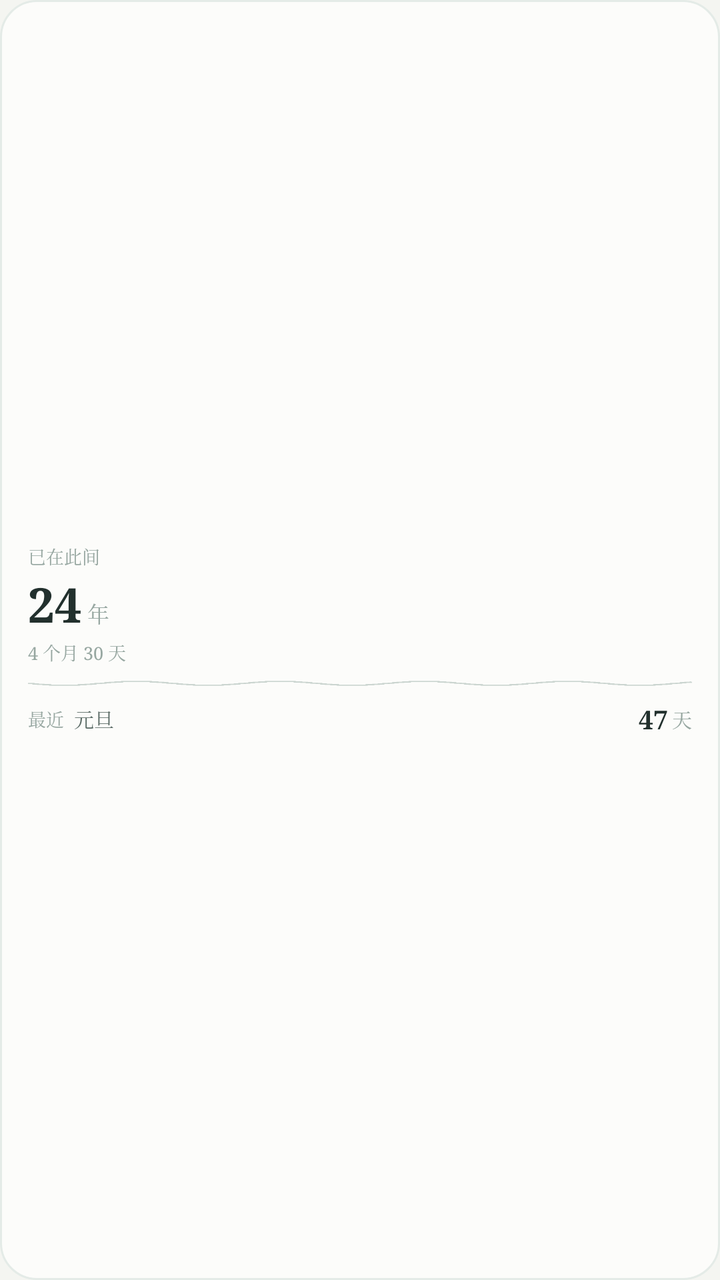
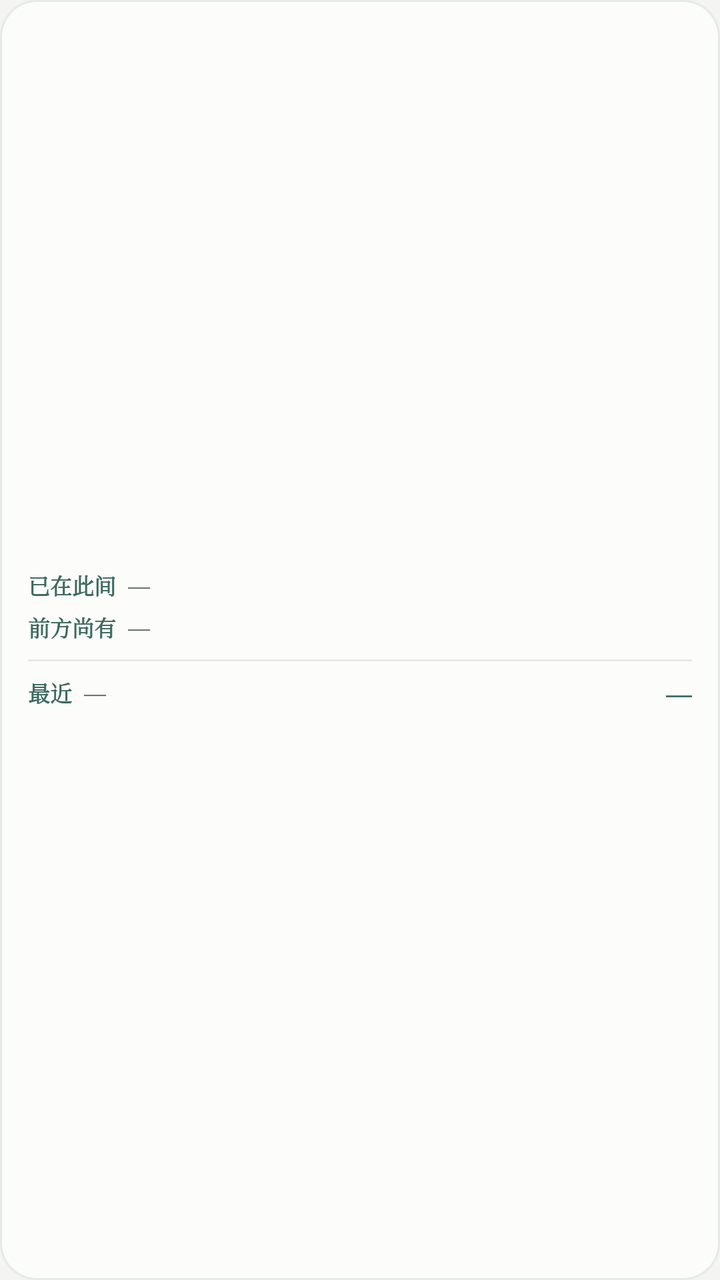

An Android layout rendered at two revisions. The XML below is the earlier revision; the diff shows what the commit changed to produce the second picture.
<!-- AndroidManifest.xml: application theme AppTheme -->
<!-- res/layout/widget_small.xml -->
<?xml version="1.0" encoding="utf-8"?>
<LinearLayout xmlns:android="http://schemas.android.com/apk/res/android"
    android:id="@+id/w_root"
    android:layout_width="match_parent"
    android:layout_height="match_parent"
    android:orientation="vertical"
    android:gravity="center_vertical"
    android:background="@drawable/widget_bg_light"
    android:paddingLeft="14dp"
    android:paddingRight="14dp"
    android:paddingTop="6dp"
    android:paddingBottom="6dp">

    
    <TextView
        android:id="@+id/w_lbl_lived"
        android:layout_width="wrap_content"
        android:layout_height="wrap_content"
        android:text="已在此间"
        android:textColor="@color/w_label_light"
        android:textSize="9sp"
        android:singleLine="true"
        android:fontFamily="serif" />

    
    <LinearLayout
        android:layout_width="wrap_content"
        android:layout_height="wrap_content"
        android:orientation="horizontal"
        android:baselineAligned="true"
        android:layout_marginTop="1dp">

        <TextView
            android:id="@+id/w_hero_num"
            android:layout_width="wrap_content"
            android:layout_height="wrap_content"
            android:text="24"
            android:textColor="@color/w_hero_light"
            android:textSize="24sp"
            android:textStyle="bold"
            android:fontFamily="serif" />

        <TextView
            android:id="@+id/w_hero_unit"
            android:layout_width="wrap_content"
            android:layout_height="wrap_content"
            android:text="年"
            android:textColor="@color/w_sub_light"
            android:textSize="11sp"
            android:layout_marginLeft="3dp"
            android:fontFamily="serif" />
    </LinearLayout>

    
    <TextView
        android:id="@+id/w_sub"
        android:layout_width="wrap_content"
        android:layout_height="wrap_content"
        android:text="4 个月 30 天"
        android:textColor="@color/w_sub_light"
        android:textSize="9sp"
        android:layout_marginTop="1dp"
        android:singleLine="true"
        android:fontFamily="serif" />

    
    <ImageView
        android:id="@+id/w_ripple"
        android:layout_width="match_parent"
        android:layout_height="8dp"
        android:layout_marginTop="5dp"
        android:layout_marginBottom="5dp"
        android:scaleType="fitXY"
        android:src="@drawable/widget_ripple" />

    <View
        android:id="@+id/w_divider"
        android:layout_width="match_parent"
        android:layout_height="1dp"
        android:layout_marginTop="5dp"
        android:layout_marginBottom="5dp"
        android:background="@color/w_line_dark"
        android:visibility="gone" />

    
    <LinearLayout
        android:layout_width="match_parent"
        android:layout_height="wrap_content"
        android:orientation="horizontal"
        android:gravity="center_vertical">

        <TextView
            android:id="@+id/w_mark_lbl"
            android:layout_width="wrap_content"
            android:layout_height="wrap_content"
            android:text="最近"
            android:textColor="@color/w_label_light"
            android:textSize="9sp"
            android:singleLine="true"
            android:fontFamily="serif" />

        <TextView
            android:id="@+id/w_mark_name"
            android:layout_width="0dp"
            android:layout_height="wrap_content"
            android:layout_weight="1"
            android:layout_marginLeft="5dp"
            android:text="元旦"
            android:textColor="@color/w_mark_light"
            android:textSize="10sp"
            android:singleLine="true"
            android:ellipsize="end"
            android:fontFamily="serif" />

        <TextView
            android:id="@+id/w_days_num"
            android:layout_width="wrap_content"
            android:layout_height="wrap_content"
            android:layout_marginLeft="6dp"
            android:text="47"
            android:textColor="@color/w_days_light"
            android:textSize="13sp"
            android:textStyle="bold"
            android:fontFamily="serif" />

        <TextView
            android:id="@+id/w_days_unit"
            android:layout_width="wrap_content"
            android:layout_height="wrap_content"
            android:layout_marginLeft="2dp"
            android:text="天"
            android:textColor="@color/w_sub_light"
            android:textSize="10sp"
            android:fontFamily="serif" />
    </LinearLayout>

    
    <TextView
        android:id="@+id/w_ahead"
        android:layout_width="wrap_content"
        android:layout_height="wrap_content"
        android:text=""
        android:visibility="gone" />

</LinearLayout>
<!-- resources referenced by this layout -->
<resources>
  <color name="w_days_light">#22302D</color>
  <color name="w_hero_light">#22302D</color>
  <color name="w_label_light">#97A7A1</color>
  <color name="w_line_dark">#4E5E58</color>
  <color name="w_mark_light">#5C6C67</color>
  <color name="w_sub_light">#97A7A1</color>
  <!-- drawable widget_bg_light (drawable) -->
  <?xml version="1.0" encoding="utf-8"?>
  <shape xmlns:android="http://schemas.android.com/apk/res/android"
      android:shape="rectangle">
      <solid android:color="@color/widget_bg" />
      <stroke
          android:width="1dp"
          android:color="@color/widget_line" />
      <corners android:radius="18dp" />
  </shape>
  <!-- drawable widget_ripple: png bitmap (drawable, 459 bytes) -->
  <style name="AppTheme" parent="android:style/Theme.Material.Light.NoActionBar">
          <item name="android:windowBackground">@color/bg</item>
          <item name="android:statusBarColor">@color/bg</item>
          <item name="android:windowLightStatusBar">true</item>
          <item name="android:navigationBarColor">@color/bg</item>
      </style>
  <color name="widget_bg">#FCFCFA</color>
  <color name="widget_line">#E4EBE7</color>
  <color name="bg">#F4F5F1</color>
</resources>

<!-- the commit's change to res/layout/widget_small.xml (unified diff, before → after) -->
@@ -4,85 +4,13 @@
     android:layout_width="match_parent"
     android:layout_height="match_parent"
     android:orientation="vertical"
+    android:background="@drawable/widget_bg"
     android:gravity="center_vertical"
-    android:background="@drawable/widget_bg_light"
     android:paddingLeft="14dp"
     android:paddingRight="14dp"
-    android:paddingTop="6dp"
-    android:paddingBottom="6dp">
+    android:paddingTop="10dp"
+    android:paddingBottom="10dp">
 
-    
-    <TextView
-        android:id="@+id/w_lbl_lived"
-        android:layout_width="wrap_content"
-        android:layout_height="wrap_content"
-        android:text="已在此间"
-        android:textColor="@color/w_label_light"
-        android:textSize="9sp"
-        android:singleLine="true"
-        android:fontFamily="serif" />
-
-    
-    <LinearLayout
-        android:layout_width="wrap_content"
-        android:layout_height="wrap_content"
-        android:orientation="horizontal"
-        android:baselineAligned="true"
-        android:layout_marginTop="1dp">
-
-        <TextView
-            android:id="@+id/w_hero_num"
-            android:layout_width="wrap_content"
-            android:layout_height="wrap_content"
-            android:text="24"
-            android:textColor="@color/w_hero_light"
-            android:textSize="24sp"
-            android:textStyle="bold"
-            android:fontFamily="serif" />
-
-        <TextView
-            android:id="@+id/w_hero_unit"
-            android:layout_width="wrap_content"
-            android:layout_height="wrap_content"
-            android:text="年"
-            android:textColor="@color/w_sub_light"
-            android:textSize="11sp"
-            android:layout_marginLeft="3dp"
-            android:fontFamily="serif" />
-    </LinearLayout>
-
-    
-    <TextView
-        android:id="@+id/w_sub"
-        android:layout_width="wrap_content"
-        android:layout_height="wrap_content"
-        android:text="4 个月 30 天"
-        android:textColor="@color/w_sub_light"
-        android:textSize="9sp"
-        android:layout_marginTop="1dp"
-        android:singleLine="true"
-        android:fontFamily="serif" />
-
-    
-    <ImageView
-        android:id="@+id/w_ripple"
-        android:layout_width="match_parent"
-        android:layout_height="8dp"
-        android:layout_marginTop="5dp"
-        android:layout_marginBottom="5dp"
-        android:scaleType="fitXY"
-        android:src="@drawable/widget_ripple" />
-
-    <View
-        android:id="@+id/w_divider"
-        android:layout_width="match_parent"
-        android:layout_height="1dp"
-        android:layout_marginTop="5dp"
-        android:layout_marginBottom="5dp"
-        android:background="@color/w_line_dark"
-        android:visibility="gone" />
-
-    
     <LinearLayout
         android:layout_width="match_parent"
         android:layout_height="wrap_content"
@@ -90,12 +18,82 @@
         android:gravity="center_vertical">
 
         <TextView
-            android:id="@+id/w_mark_lbl"
+            android:layout_width="44dp"
+            android:layout_height="wrap_content"
+            android:text="已在此间"
+            android:textColor="@color/jade"
+            android:textSize="11sp"
+            android:textStyle="bold"
+            android:singleLine="true"
+            android:fontFamily="serif" />
+
+        <TextView
+            android:id="@+id/w_lived_val"
+            android:layout_width="0dp"
+            android:layout_height="wrap_content"
+            android:layout_weight="1"
+            android:layout_marginLeft="6dp"
+            android:text="—"
+            android:textColor="@color/ink2"
+            android:textSize="11sp"
+            android:maxLines="2"
+            android:ellipsize="end"
+            android:lineSpacingExtra="2dp"
+            android:fontFamily="serif" />
+    </LinearLayout>
+
+    <LinearLayout
+        android:layout_width="match_parent"
+        android:layout_height="wrap_content"
+        android:orientation="horizontal"
+        android:gravity="center_vertical"
+        android:layout_marginTop="5dp">
+
+        <TextView
+            android:layout_width="44dp"
+            android:layout_height="wrap_content"
+            android:text="前方尚有"
+            android:textColor="@color/jade"
+            android:textSize="11sp"
+            android:textStyle="bold"
+            android:singleLine="true"
+            android:fontFamily="serif" />
+
+        <TextView
+            android:id="@+id/w_ahead_val"
+            android:layout_width="0dp"
+            android:layout_height="wrap_content"
+            android:layout_weight="1"
+            android:layout_marginLeft="6dp"
+            android:text="—"
+            android:textColor="@color/ink2"
+            android:textSize="11sp"
+            android:maxLines="2"
+            android:ellipsize="end"
+            android:lineSpacingExtra="2dp"
+            android:fontFamily="serif" />
+    </LinearLayout>
+
+    <TextView
+        android:layout_width="match_parent"
+        android:layout_height="1dp"
+        android:layout_marginTop="8dp"
+        android:layout_marginBottom="7dp"
+        android:background="@color/widget_line" />
+
+    <LinearLayout
+        android:layout_width="match_parent"
+        android:layout_height="wrap_content"
+        android:orientation="horizontal"
+        android:gravity="center_vertical">
+
+        <TextView
             android:layout_width="wrap_content"
             android:layout_height="wrap_content"
             android:text="最近"
-            android:textColor="@color/w_label_light"
-            android:textSize="9sp"
+            android:textColor="@color/jade"
+            android:textSize="11sp"
+            android:textStyle="bold"
             android:singleLine="true"
             android:fontFamily="serif" />
 
@@ -104,42 +102,25 @@
             android:layout_width="0dp"
             android:layout_height="wrap_content"
             android:layout_weight="1"
-            android:layout_marginLeft="5dp"
-            android:text="元旦"
-            android:textColor="@color/w_mark_light"
-            android:textSize="10sp"
+            android:layout_marginLeft="6dp"
+            android:text="—"
+            android:textColor="@color/ink2"
+            android:textSize="11sp"
             android:singleLine="true"
             android:ellipsize="end"
             android:fontFamily="serif" />
 
         <TextView
-            android:id="@+id/w_days_num"
+            android:id="@+id/w_mark_days"
             android:layout_width="wrap_content"
             android:layout_height="wrap_content"
-            android:layout_marginLeft="6dp"
-            android:text="47"
-            android:textColor="@color/w_days_light"
+            android:layout_marginLeft="8dp"
+            android:text="—"
+            android:textColor="@color/jade"
             android:textSize="13sp"
             android:textStyle="bold"
-            android:fontFamily="serif" />
-
-        <TextView
-            android:id="@+id/w_days_unit"
-            android:layout_width="wrap_content"
-            android:layout_height="wrap_content"
-            android:layout_marginLeft="2dp"
-            android:text="天"
-            android:textColor="@color/w_sub_light"
-            android:textSize="10sp"
+            android:singleLine="true"
             android:fontFamily="serif" />
     </LinearLayout>
 
-    
-    <TextView
-        android:id="@+id/w_ahead"
-        android:layout_width="wrap_content"
-        android:layout_height="wrap_content"
-        android:text=""
-        android:visibility="gone" />
-
 </LinearLayout>
<!-- resource entries referenced after the edit -->
@@ -1,12 +1,16 @@
 <!-- resources referenced by this layout -->
 <resources>
-  <color name="w_days_light">#22302D</color>
-  <color name="w_hero_light">#22302D</color>
-  <color name="w_label_light">#97A7A1</color>
-  <color name="w_line_dark">#4E5E58</color>
-  <color name="w_mark_light">#5C6C67</color>
-  <color name="w_sub_light">#97A7A1</color>
-  <!-- drawable widget_bg_light (drawable) -->
+  <color name="ink2">#5C6C67</color>
+  <color name="jade">#3C6A60</color>
+  <style name="AppTheme" parent="android:style/Theme.Material.Light.NoActionBar">
+          <item name="android:windowBackground">@color/bg</item>
+          <item name="android:statusBarColor">@color/bg</item>
+          <item name="android:windowLightStatusBar">true</item>
+          <item name="android:navigationBarColor">@color/bg</item>
+      </style>
+  <color name="widget_bg">#FCFCFA</color>
+  <color name="widget_line">#E4EBE7</color>
+  <!-- drawable widget_bg (drawable) -->
   <?xml version="1.0" encoding="utf-8"?>
   <shape xmlns:android="http://schemas.android.com/apk/res/android"
       android:shape="rectangle">
@@ -16,15 +20,6 @@
           android:color="@color/widget_line" />
       <corners android:radius="18dp" />
   </shape>
-  <!-- drawable widget_ripple: png bitmap (drawable, 459 bytes) -->
-  <style name="AppTheme" parent="android:style/Theme.Material.Light.NoActionBar">
-          <item name="android:windowBackground">@color/bg</item>
-          <item name="android:statusBarColor">@color/bg</item>
-          <item name="android:windowLightStatusBar">true</item>
-          <item name="android:navigationBarColor">@color/bg</item>
-      </style>
-  <color name="widget_bg">#FCFCFA</color>
-  <color name="widget_line">#E4EBE7</color>
   <color name="bg">#F4F5F1</color>
 </resources>
 
